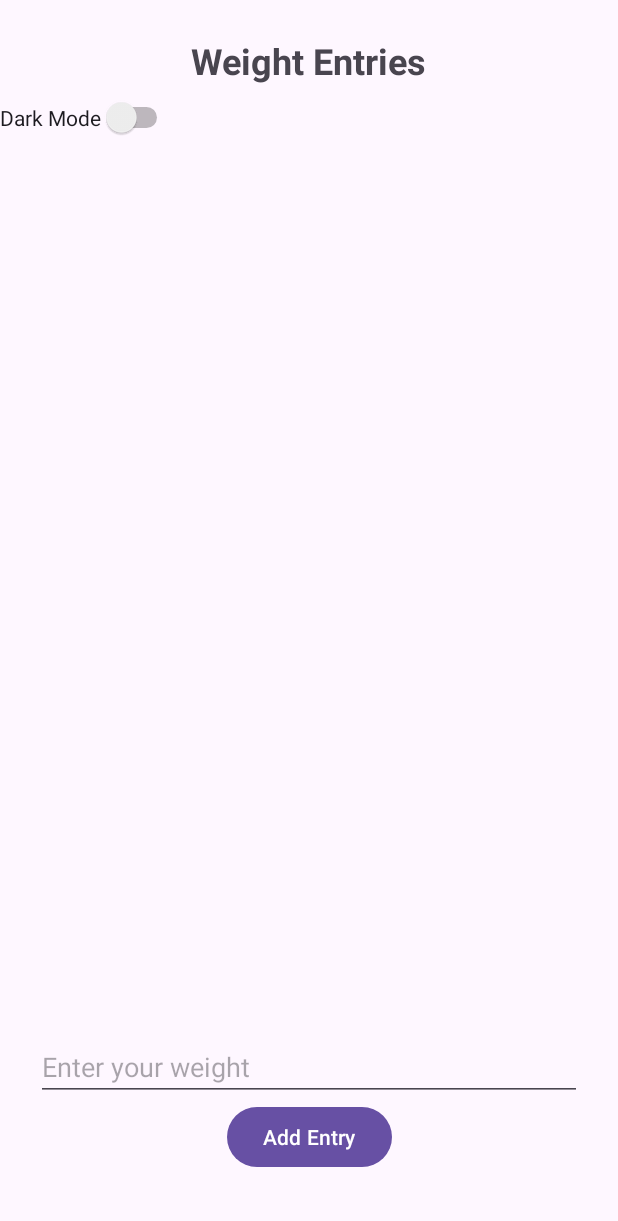
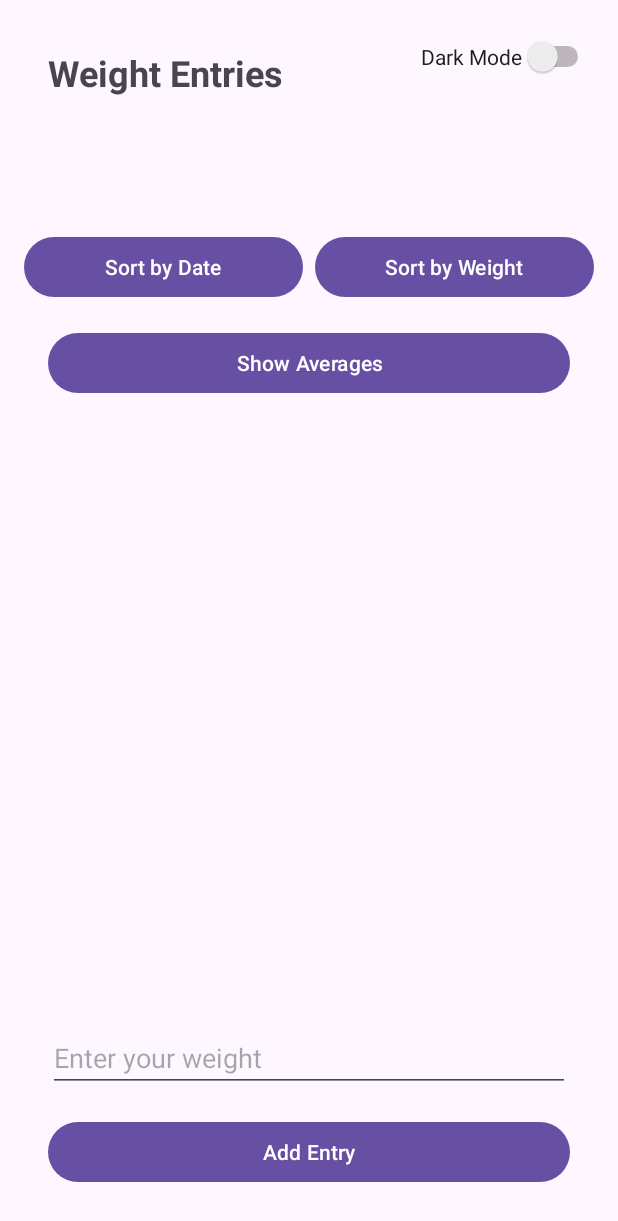
Before and after one commit to S1LENT-HER0/S1LENT-HER0.github.io, an Android app: the layout activity_weights.xml on its own in the app's theme, with its tools: preview values and no code run, on a phone screen of 412 x 824 dp. Shown: the top 1221 px of the screen. Run offline under Robolectric (Android 15) with nearby library versions, the phone set to English and light mode, and no system bars.

Commit message:
Implemented Enhancement Two: Algorithms and Data Structures - Added user-specific data isolation - Fixed database schema issues - Implemented proper weight averaging - Added sorting functionality

```diff
--- a/weightApp/app/src/main/res/layout/activity_weights.xml
+++ b/weightApp/app/src/main/res/layout/activity_weights.xml
@@ -4,77 +4,125 @@
     xmlns:app="http://schemas.android.com/apk/res-auto"
     xmlns:tools="http://schemas.android.com/tools"
     android:layout_width="match_parent"
-    android:layout_height="match_parent">
+    android:layout_height="match_parent"
+    android:padding="16dp">
 
-    <!-- this guideline is here to keep the Add Entry button above the Android nav bar -->
-    <androidx.constraintlayout.widget.Guideline
-        android:id="@+id/bottomGuideline"
-        android:layout_width="wrap_content"
-        android:layout_height="wrap_content"
-        android:orientation="horizontal"
-        app:layout_constraintGuide_end="42dp" />
-
-    <!-- title at the top of the weights screen -->
-    <TextView
-        android:id="@+id/weightTitle"
-        android:layout_width="wrap_content"
-        android:layout_height="wrap_content"
-        android:text="@string/weight_entries"
-        android:textSize="24sp"
-        android:textStyle="bold"
-        android:layout_marginTop="24dp"
-        app:layout_constraintTop_toTopOf="parent"
-        app:layout_constraintStart_toStartOf="parent"
-        app:layout_constraintEnd_toEndOf="parent" />
-
+    <!-- Dark Mode Switch -->
     <Switch
         android:id="@+id/themeSwitch"
         android:layout_width="wrap_content"
         android:layout_height="wrap_content"
         android:text="Dark Mode"
+        app:layout_constraintTop_toTopOf="parent"
+        app:layout_constraintEnd_toEndOf="parent"
+        android:layout_marginTop="8dp"/>
+
+    <!-- Title -->
+    <TextView
+        android:id="@+id/weightTitle"
+        android:layout_width="wrap_content"
+        android:layout_height="wrap_content"
+        android:text="Weight Entries"
+        android:textSize="24sp"
+        android:textStyle="bold"
+        app:layout_constraintTop_toTopOf="parent"
+        app:layout_constraintStart_toStartOf="parent"
+        android:layout_marginStart="16dp"
+        android:layout_marginTop="16dp"/>
+
+    <!-- Averages Text -->
+    <TextView
+        android:id="@+id/averagesText"
+        android:layout_width="0dp"
+        android:layout_height="wrap_content"
         app:layout_constraintTop_toBottomOf="@id/weightTitle"
         app:layout_constraintStart_toStartOf="parent"
-        android:layout_marginTop="8dp"
-        tools:ignore="UseSwitchCompatOrMaterialXml" />
+        app:layout_constraintEnd_toEndOf="parent"
+        android:layout_margin="16dp"
+        android:textSize="16sp"/>
 
+    <!-- Trend Visualization -->
+    <TextView
+        android:id="@+id/trendVisualization"
+        android:layout_width="0dp"
+        android:layout_height="wrap_content"
+        app:layout_constraintTop_toBottomOf="@id/averagesText"
+        app:layout_constraintStart_toStartOf="parent"
+        app:layout_constraintEnd_toEndOf="parent"
+        android:layout_margin="16dp"
+        android:fontFamily="monospace"
+        android:textSize="14sp"/>
 
-    <!-- list of weight entries -->
+    <!-- Sorting Buttons -->
+    <LinearLayout
+        android:id="@+id/sortButtons"
+        android:layout_width="0dp"
+        android:layout_height="wrap_content"
+        android:orientation="horizontal"
+        android:layout_marginTop="16dp"
+        app:layout_constraintTop_toBottomOf="@id/trendVisualization"
+        app:layout_constraintStart_toStartOf="parent"
+        app:layout_constraintEnd_toEndOf="parent">
+
+        <Button
+            android:id="@+id/sortDateBtn"
+            android:layout_width="0dp"
+            android:layout_height="wrap_content"
+            android:layout_weight="1"
+            android:text="Sort by Date"
+            android:layout_marginEnd="8dp"/>
+
+        <Button
+            android:id="@+id/sortWeightBtn"
+            android:layout_width="0dp"
+            android:layout_height="wrap_content"
+            android:layout_weight="1"
+            android:text="Sort by Weight"/>
+    </LinearLayout>
+
+    <!-- Averages Button -->
+    <Button
+        android:id="@+id/showAveragesBtn"
+        android:layout_width="0dp"
+        android:layout_height="wrap_content"
+        android:text="Show Averages"
+        app:layout_constraintTop_toBottomOf="@id/sortButtons"
+        app:layout_constraintStart_toStartOf="parent"
+        app:layout_constraintEnd_toEndOf="parent"
+        android:layout_margin="16dp"/>
+
+    <!-- Weight Entries List -->
     <androidx.recyclerview.widget.RecyclerView
         android:id="@+id/weightRecyclerView"
         android:layout_width="0dp"
         android:layout_height="0dp"
         android:layout_marginTop="16dp"
-        android:layout_marginBottom="8dp"
-        android:padding="8dp"
-        app:layout_constraintTop_toBottomOf="@id/weightTitle"
+        app:layout_constraintTop_toBottomOf="@id/showAveragesBtn"
         app:layout_constraintBottom_toTopOf="@id/weightInput"
         app:layout_constraintStart_toStartOf="parent"
-        app:layout_constraintEnd_toEndOf="parent" />
+        app:layout_constraintEnd_toEndOf="parent"/>
 
-    <!-- where I actually type the number before adding -->
+    <!-- Weight Input -->
     <EditText
         android:id="@+id/weightInput"
         android:layout_width="0dp"
         android:layout_height="wrap_content"
-        android:hint="@string/enter_your_weight"
+        android:hint="Enter your weight"
         android:inputType="numberDecimal"
-        android:layout_marginStart="24dp"
-        android:layout_marginEnd="24dp"
-        android:layout_marginBottom="12dp"
-        app:layout_constraintTop_toBottomOf="@id/weightRecyclerView"
+        app:layout_constraintBottom_toTopOf="@id/addEntryButton"
         app:layout_constraintStart_toStartOf="parent"
-        app:layout_constraintEnd_toEndOf="parent" />
+        app:layout_constraintEnd_toEndOf="parent"
+        android:layout_margin="16dp"/>
 
-    <!-- the button to add a new weight to the list -->
+    <!-- Add Entry Button -->
     <Button
         android:id="@+id/addEntryButton"
-        android:layout_width="wrap_content"
+        android:layout_width="0dp"
         android:layout_height="wrap_content"
-        android:text="@string/add_entry"
-        android:onClick="addEntry"
-        app:layout_constraintTop_toBottomOf="@id/weightInput"
-        app:layout_constraintBottom_toTopOf="@id/bottomGuideline"
+        android:text="Add Entry"
+        app:layout_constraintBottom_toBottomOf="parent"
         app:layout_constraintStart_toStartOf="parent"
-        app:layout_constraintEnd_toEndOf="parent" />
+        app:layout_constraintEnd_toEndOf="parent"
+        android:layout_margin="16dp"/>
 
 </androidx.constraintlayout.widget.ConstraintLayout>
```
Also changed, not shown: weightApp/app/src/main/java/com/CS360/weightApp/AppDatabase.java (+3 -5 lines), weightApp/app/src/main/java/com/CS360/weightApp/DBHelper.java (+35 -20 lines), weightApp/app/src/main/java/com/CS360/weightApp/MainActivity.java (+9 -11 lines), weightApp/app/src/main/java/com/CS360/weightApp/SmsPermissionActivity.java (+14 -1 lines), weightApp/app/src/main/java/com/CS360/weightApp/WeightDao.java (+18 -5 lines), weightApp/app/src/main/java/com/CS360/weightApp/WeightEntry.java (+4 -3 lines), weightApp/app/src/main/java/com/CS360/weightApp/WeightRepository.java (+40 -4 lines), weightApp/app/src/main/java/com/CS360/weightApp/WeightViewModel.java (+56 -5 lines), weightApp/app/src/main/java/com/CS360/weightApp/WeightViewModelFactory.java (added, +24 -0 lines), weightApp/app/src/main/java/com/CS360/weightApp/WeightsActivity.java (+53 -13 lines), 1 other file.
